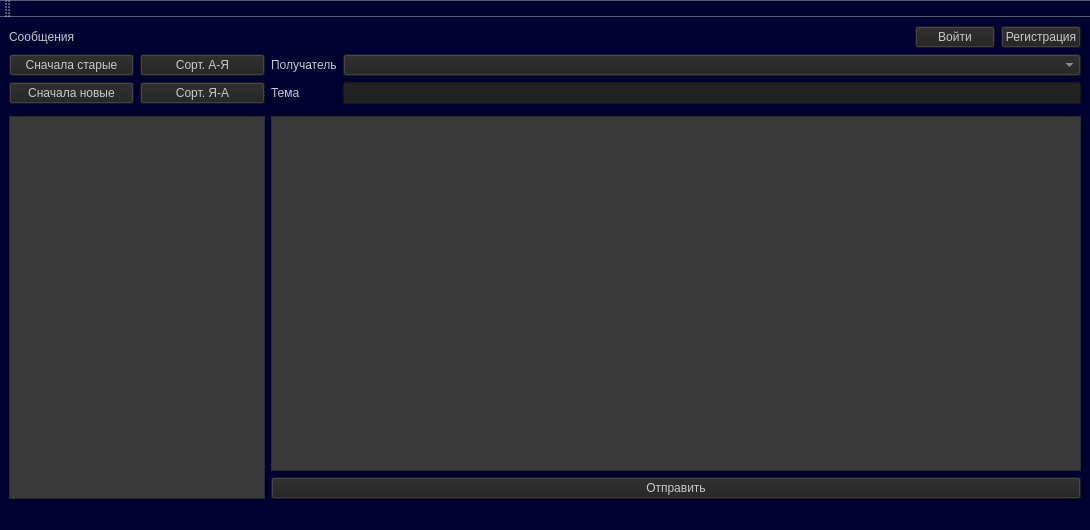
Above: GUI/mainwindow.ui from CamperGit/SummerPracticeCPP before the change. Below: the same form after it.
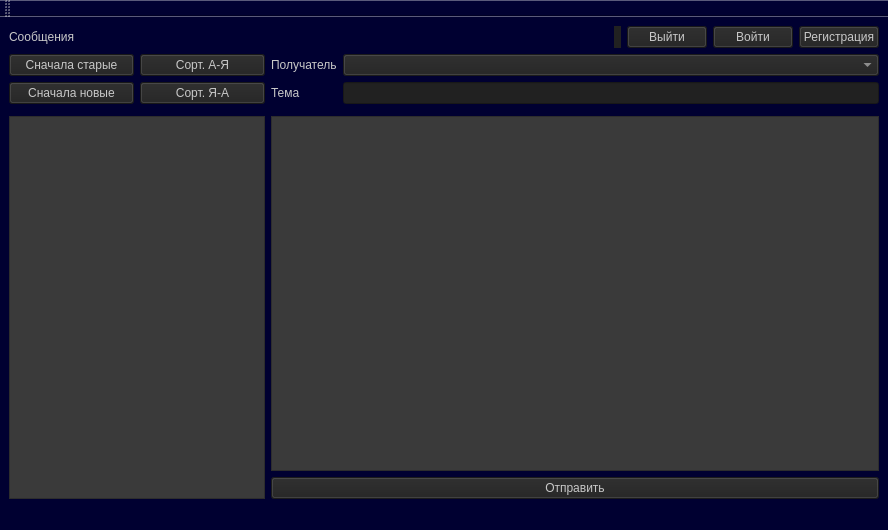
That is the form after the change.

Commit message: added logout button and current user label

Diff of the .ui file:
```diff
--- a/GUI/mainwindow.ui
+++ b/GUI/mainwindow.ui
@@ -6,7 +6,7 @@
    <rect>
     <x>0</x>
     <y>0</y>
-    <width>1090</width>
+    <width>888</width>
     <height>530</height>
    </rect>
   </property>
@@ -39,7 +39,7 @@
     </item>
     <item row="0" column="4">
      <layout class="QGridLayout" name="gridLayout_7">
-      <item row="0" column="1">
+      <item row="1" column="3">
        <widget class="QPushButton" name="loginButton">
         <property name="styleSheet">
          <string notr="true">color: rgb(200, 200, 200);
@@ -50,7 +50,18 @@
         </property>
        </widget>
       </item>
-      <item row="0" column="2">
+      <item row="1" column="2">
+       <widget class="QPushButton" name="logoutButton">
+        <property name="styleSheet">
+         <string notr="true">color: rgb(200, 200, 200);
+background-color: rgb(33, 33, 33);</string>
+        </property>
+        <property name="text">
+         <string>Выйти</string>
+        </property>
+       </widget>
+      </item>
+      <item row="1" column="4">
        <widget class="QPushButton" name="registrationButton">
         <property name="styleSheet">
          <string notr="true">color: rgb(200, 200, 200);
@@ -61,7 +72,7 @@
         </property>
        </widget>
       </item>
-      <item row="0" column="0">
+      <item row="1" column="0">
        <spacer name="horizontalSpacer">
         <property name="orientation">
          <enum>Qt::Horizontal</enum>
@@ -74,6 +85,17 @@
         </property>
        </spacer>
       </item>
+      <item row="1" column="1">
+       <widget class="QLabel" name="usernameLabel">
+        <property name="styleSheet">
+         <string notr="true">color: rgb(200, 200, 200);
+background-color: rgb(33, 33, 33);</string>
+        </property>
+        <property name="text">
+         <string/>
+        </property>
+       </widget>
+      </item>
      </layout>
     </item>
     <item row="1" column="4">
```
The commit also changes 2 other files.
